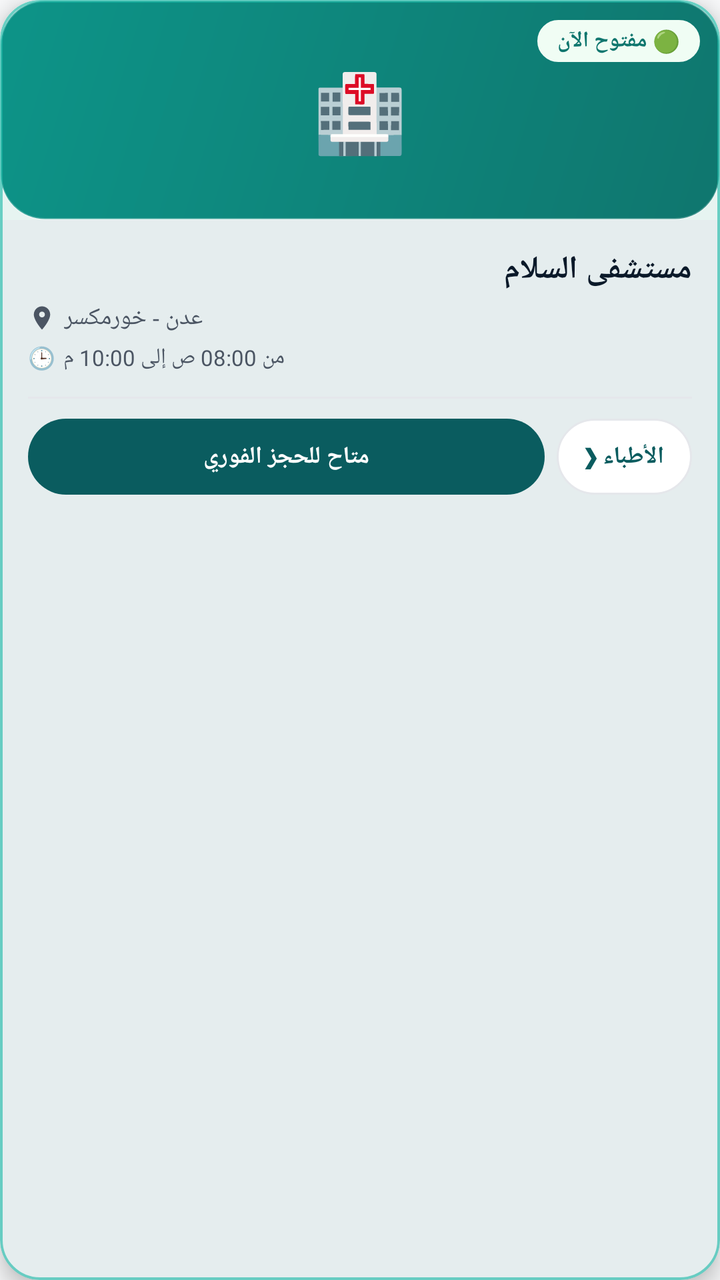
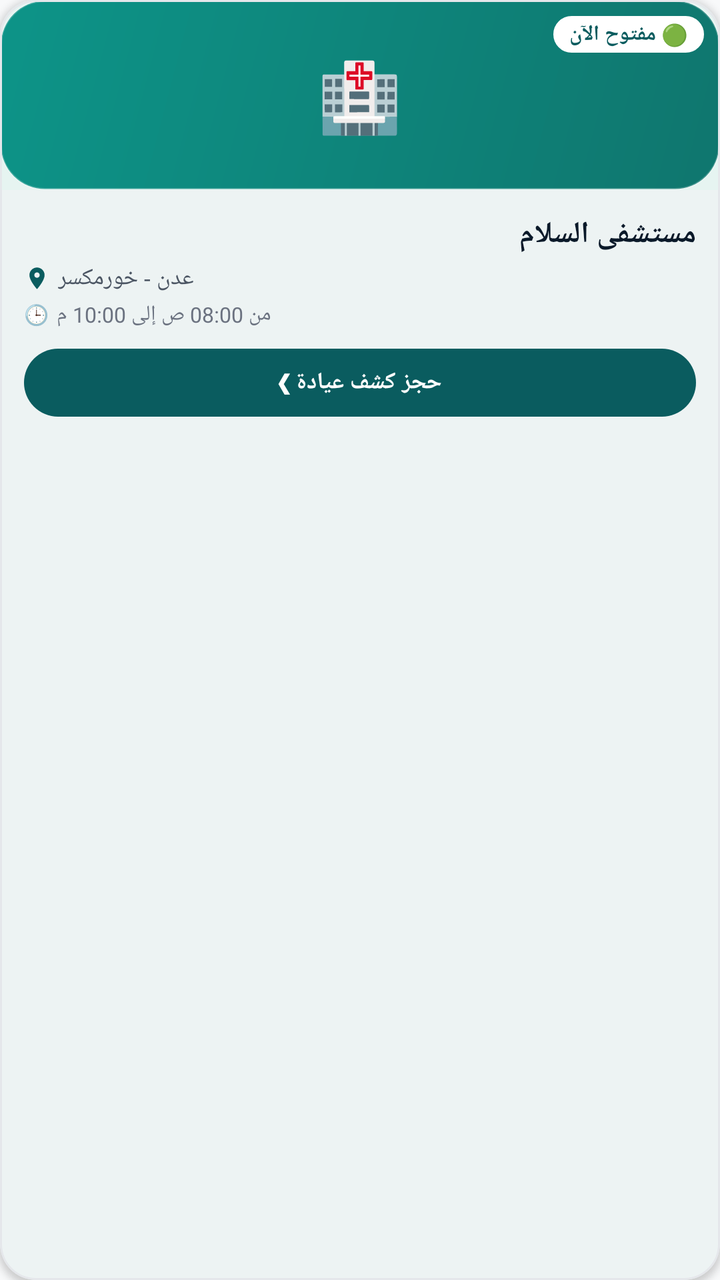

The first picture is an Android layout as it rendered before a commit; the second is the same layout after the commit. The layout source and the unified diff follow.
<!-- AndroidManifest.xml: application theme Theme.MedicalClinic -->
<!-- res/layout/item_hospital_card.xml -->
<com.google.android.material.card.MaterialCardView
    xmlns:android="http://schemas.android.com/apk/res/android"
    xmlns:app="http://schemas.android.com/apk/res-auto"
    android:layout_width="265dp"
    android:layout_height="wrap_content"
    android:layout_marginStart="8dp"
    android:layout_marginEnd="8dp"
    android:layout_marginTop="8dp"
    android:layout_marginBottom="14dp"
    app:cardCornerRadius="20dp"
    app:cardElevation="6dp"
    app:strokeWidth="1.2dp"
    app:strokeColor="@color/brand_stroke_alpha"
    app:cardBackgroundColor="@color/surface_dark_elevated">

    <LinearLayout
        android:layout_width="match_parent"
        android:layout_height="wrap_content"
        android:orientation="vertical">

        
        <FrameLayout
            android:layout_width="match_parent"
            android:layout_height="110dp"
            android:background="#E6F4F1">

            <ImageView
                android:id="@+id/ivHospitalImage"
                android:layout_width="match_parent"
                android:layout_height="match_parent"
                android:scaleType="centerCrop"
                android:src="@drawable/bg_card_offers_teal" />

            <TextView
                android:id="@+id/tvHospitalEmoji"
                android:layout_width="wrap_content"
                android:layout_height="wrap_content"
                android:layout_gravity="center"
                android:text="🏥"
                android:textSize="38sp" />

            
            <TextView
                android:id="@+id/tvHospitalStatusBadge"
                android:layout_width="wrap_content"
                android:layout_height="wrap_content"
                android:layout_gravity="top|end"
                android:layout_margin="10dp"
                android:background="@drawable/bg_tab_pill_inactive"
                android:backgroundTint="#F0FDF4"
                android:paddingStart="10dp"
                android:paddingEnd="10dp"
                android:paddingTop="3dp"
                android:paddingBottom="3dp"
                android:text="🟢 مفتوح الآن"
                android:textColor="#0F766E"
                android:textSize="11sp"
                android:textStyle="bold" />
        </FrameLayout>

        
        <LinearLayout
            android:layout_width="match_parent"
            android:layout_height="wrap_content"
            android:orientation="vertical"
            android:padding="14dp">

            <TextView
                android:id="@+id/tvHospitalName"
                android:layout_width="match_parent"
                android:layout_height="wrap_content"
                android:text="مستشفى السلام"
                android:textColor="@color/on_surface_dark"
                android:textSize="16sp"
                android:textStyle="bold"
                android:maxLines="1"
                android:ellipsize="end" />

            
            <LinearLayout
                android:layout_width="match_parent"
                android:layout_height="wrap_content"
                android:orientation="horizontal"
                android:gravity="center_vertical"
                android:layout_marginTop="5dp">

                <ImageView
                    android:layout_width="14dp"
                    android:layout_height="14dp"
                    android:src="@drawable/ic_location_pin"
                    app:tint="@color/on_surface_dark_secondary" />

                <TextView
                    android:id="@+id/tvHospitalCity"
                    android:layout_width="wrap_content"
                    android:layout_height="wrap_content"
                    android:layout_marginStart="4dp"
                    android:text="عدن - خورمكسر"
                    android:textColor="@color/on_surface_dark_secondary"
                    android:textSize="12sp"
                    android:maxLines="1"
                    android:ellipsize="end" />
            </LinearLayout>

            
            <LinearLayout
                android:layout_width="match_parent"
                android:layout_height="wrap_content"
                android:orientation="horizontal"
                android:gravity="center_vertical"
                android:layout_marginTop="4dp">

                <TextView
                    android:layout_width="wrap_content"
                    android:layout_height="wrap_content"
                    android:text="🕒"
                    android:textSize="11sp" />

                <TextView
                    android:id="@+id/tvHospitalWorkingHours"
                    android:layout_width="wrap_content"
                    android:layout_height="wrap_content"
                    android:layout_marginStart="4dp"
                    android:text="من 08:00 ص إلى 10:00 م"
                    android:textColor="@color/on_surface_dark_secondary"
                    android:textSize="11sp" />
            </LinearLayout>

            <View
                android:layout_width="match_parent"
                android:layout_height="1dp"
                android:layout_marginTop="12dp"
                android:layout_marginBottom="10dp"
                android:background="@color/divider" />

            
            <LinearLayout
                android:layout_width="match_parent"
                android:layout_height="wrap_content"
                android:orientation="horizontal"
                android:gravity="center_vertical">

                
                <TextView
                    android:id="@+id/tvHospitalSpecialtiesCount"
                    android:layout_width="0dp"
                    android:layout_height="38dp"
                    android:layout_weight="1"
                    android:layout_marginEnd="6dp"
                    android:background="@drawable/bg_tab_pill_active"
                    android:gravity="center"
                    android:text="متاح للحجز الفوري"
                    android:textColor="#FFFFFF"
                    android:textSize="12sp"
                    android:textStyle="bold" />

                
                <TextView
                    android:layout_width="wrap_content"
                    android:layout_height="38dp"
                    android:background="@drawable/bg_tab_pill_inactive"
                    android:gravity="center"
                    android:paddingStart="14dp"
                    android:paddingEnd="14dp"
                    android:text="الأطباء ❮"
                    android:textColor="@color/brand_primary"
                    android:textSize="12sp"
                    android:textStyle="bold" />
            </LinearLayout>
        </LinearLayout>
    </LinearLayout>
</com.google.android.material.card.MaterialCardView>
<!-- resources referenced by this layout -->
<resources>
  <color name="brand_primary">#0A5C5F</color>
  <color name="brand_stroke_alpha">#9914B8A6</color>
  <color name="divider">#E5E7EB</color>
  <color name="on_surface_dark">#0A1929</color>
  <color name="on_surface_dark_secondary">#4B5563</color>
  <color name="surface_dark_elevated">#FFFFFF</color>
  <!-- drawable bg_card_offers_teal (drawable) -->
  <?xml version="1.0" encoding="utf-8"?>
  <shape xmlns:android="http://schemas.android.com/apk/res/android"
      android:shape="rectangle">
      <gradient
          android:type="linear"
          android:angle="135"
          android:startColor="#0F766E"
          android:endColor="#0D9488" />
      <corners android:radius="22dp" />
      <stroke
          android:width="1dp"
          android:color="#33FFFFFF" />
  </shape>
  <!-- drawable bg_tab_pill_active (drawable) -->
  <?xml version="1.0" encoding="utf-8"?>
  <shape xmlns:android="http://schemas.android.com/apk/res/android"
      android:shape="rectangle">
      <solid android:color="#0A5C5F" />
      <corners android:radius="100dp" />
  </shape>
  <!-- drawable bg_tab_pill_inactive (drawable) -->
  <?xml version="1.0" encoding="utf-8"?>
  <shape xmlns:android="http://schemas.android.com/apk/res/android"
      android:shape="rectangle">
      <solid android:color="@color/surface_dark_elevated" />
      <corners android:radius="100dp" />
      <stroke android:width="1dp" android:color="#E5E7EB" />
  </shape>
  <!-- drawable ic_location_pin (drawable) -->
  <vector xmlns:android="http://schemas.android.com/apk/res/android"
      android:width="24dp"
      android:height="24dp"
      android:viewportWidth="24"
      android:viewportHeight="24">
    <path
        android:fillColor="#0A5C5F"
        android:pathData="M12,2C8.13,2 5,5.13 5,9c0,5.25 7,13 7,13s7,-7.75 7,-13c0,-3.87 -3.13,-7 -7,-7zm0,9.5c-1.38,0 -2.5,-1.12 -2.5,-2.5s1.12,-2.5 2.5,-2.5 2.5,1.12 2.5,2.5 -1.12,2.5 -2.5,2.5z"/>
  </vector>
  <color name="brand_primary_soft">#E6F4F1</color>
  <color name="brand_primary_dark">#084749</color>
  <color name="brand_secondary">#10B981</color>
  <color name="brand_secondary_soft">#ECFDF5</color>
  <color name="brand_secondary_dark">#059669</color>
  <color name="brand_danger">#EF4444</color>
  <color name="surface_dark">#F8F9FA</color>
  <color name="surface_deep">#F1F5F9</color>
  <style name="Animation.MedicalClinic.Activity" parent="@android:style/Animation.Activity">
          <item name="android:activityOpenEnterAnimation">@anim/activity_enter</item>
          <item name="android:activityOpenExitAnimation">@anim/activity_exit</item>
          <item name="android:activityCloseEnterAnimation">@anim/activity_pop_enter</item>
          <item name="android:activityCloseExitAnimation">@anim/activity_pop_exit</item>
      </style>
  <!-- unchanged entries left out for length: 1 -->
</resources>

<!-- the commit's change to res/layout/item_hospital_card.xml (unified diff, before → after) -->
@@ -1,16 +1,17 @@
+<?xml version="1.0" encoding="utf-8"?>
 <com.google.android.material.card.MaterialCardView
     xmlns:android="http://schemas.android.com/apk/res/android"
     xmlns:app="http://schemas.android.com/apk/res-auto"
-    android:layout_width="265dp"
+    android:layout_width="235dp"
     android:layout_height="wrap_content"
-    android:layout_marginStart="8dp"
-    android:layout_marginEnd="8dp"
-    android:layout_marginTop="8dp"
-    android:layout_marginBottom="14dp"
-    app:cardCornerRadius="20dp"
-    app:cardElevation="6dp"
-    app:strokeWidth="1.2dp"
-    app:strokeColor="@color/brand_stroke_alpha"
+    android:layout_marginStart="6dp"
+    android:layout_marginEnd="6dp"
+    android:layout_marginTop="6dp"
+    android:layout_marginBottom="10dp"
+    app:cardCornerRadius="18dp"
+    app:cardElevation="2dp"
+    app:strokeWidth="1dp"
+    app:strokeColor="@color/border_field"
     app:cardBackgroundColor="@color/surface_dark_elevated">
 
     <LinearLayout
@@ -21,8 +22,8 @@
         
         <FrameLayout
             android:layout_width="match_parent"
-            android:layout_height="110dp"
-            android:background="#E6F4F1">
+            android:layout_height="95dp"
+            android:background="@color/brand_primary_soft">
 
             <ImageView
                 android:id="@+id/ivHospitalImage"
@@ -37,7 +38,7 @@
                 android:layout_height="wrap_content"
                 android:layout_gravity="center"
                 android:text="🏥"
-                android:textSize="38sp" />
+                android:textSize="34sp" />
 
             
             <TextView
@@ -45,16 +46,16 @@
                 android:layout_width="wrap_content"
                 android:layout_height="wrap_content"
                 android:layout_gravity="top|end"
-                android:layout_margin="10dp"
+                android:layout_margin="8dp"
                 android:background="@drawable/bg_tab_pill_inactive"
-                android:backgroundTint="#F0FDF4"
-                android:paddingStart="10dp"
-                android:paddingEnd="10dp"
-                android:paddingTop="3dp"
-                android:paddingBottom="3dp"
+                android:backgroundTint="@color/surface_dark_elevated"
+                android:paddingStart="8dp"
+                android:paddingEnd="8dp"
+                android:paddingTop="2dp"
+                android:paddingBottom="2dp"
                 android:text="🟢 مفتوح الآن"
-                android:textColor="#0F766E"
-                android:textSize="11sp"
+                android:textColor="@color/brand_primary"
+                android:textSize="10.5sp"
                 android:textStyle="bold" />
         </FrameLayout>
 
@@ -63,7 +64,7 @@
             android:layout_width="match_parent"
             android:layout_height="wrap_content"
             android:orientation="vertical"
-            android:padding="14dp">
+            android:padding="12dp">
 
             <TextView
                 android:id="@+id/tvHospitalName"
@@ -71,7 +72,7 @@
                 android:layout_height="wrap_content"
                 android:text="مستشفى السلام"
                 android:textColor="@color/on_surface_dark"
-                android:textSize="16sp"
+                android:textSize="15sp"
                 android:textStyle="bold"
                 android:maxLines="1"
                 android:ellipsize="end" />
@@ -82,13 +83,13 @@
                 android:layout_height="wrap_content"
                 android:orientation="horizontal"
                 android:gravity="center_vertical"
-                android:layout_marginTop="5dp">
+                android:layout_marginTop="4dp">
 
                 <ImageView
-                    android:layout_width="14dp"
-                    android:layout_height="14dp"
+                    android:layout_width="13dp"
+                    android:layout_height="13dp"
                     android:src="@drawable/ic_location_pin"
-                    app:tint="@color/on_surface_dark_secondary" />
+                    app:tint="@color/brand_primary" />
 
                 <TextView
                     android:id="@+id/tvHospitalCity"
@@ -97,7 +98,7 @@
                     android:layout_marginStart="4dp"
                     android:text="عدن - خورمكسر"
                     android:textColor="@color/on_surface_dark_secondary"
-                    android:textSize="12sp"
+                    android:textSize="11.5sp"
                     android:maxLines="1"
                     android:ellipsize="end" />
             </LinearLayout>
@@ -108,13 +109,13 @@
                 android:layout_height="wrap_content"
                 android:orientation="horizontal"
                 android:gravity="center_vertical"
-                android:layout_marginTop="4dp">
+                android:layout_marginTop="3dp">
 
                 <TextView
                     android:layout_width="wrap_content"
                     android:layout_height="wrap_content"
                     android:text="🕒"
-                    android:textSize="11sp" />
+                    android:textSize="10sp" />
 
                 <TextView
                     android:id="@+id/tvHospitalWorkingHours"
@@ -122,51 +123,22 @@
                     android:layout_height="wrap_content"
                     android:layout_marginStart="4dp"
                     android:text="من 08:00 ص إلى 10:00 م"
-                    android:textColor="@color/on_surface_dark_secondary"
-                    android:textSize="11sp" />
+                    android:textColor="@color/on_surface_dark_tertiary"
+                    android:textSize="10.5sp" />
             </LinearLayout>
 
-            <View
+            
+            <TextView
+                android:id="@+id/tvHospitalSpecialtiesCount"
                 android:layout_width="match_parent"
-                android:layout_height="1dp"
-                android:layout_marginTop="12dp"
-                android:layout_marginBottom="10dp"
-                android:background="@color/divider" />
-
-            
-            <LinearLayout
-                android:layout_width="match_parent"
-                android:layout_height="wrap_content"
-                android:orientation="horizontal"
-                android:gravity="center_vertical">
-
-                
-                <TextView
-                    android:id="@+id/tvHospitalSpecialtiesCount"
-                    android:layout_width="0dp"
-                    android:layout_height="38dp"
-                    android:layout_weight="1"
-                    android:layout_marginEnd="6dp"
-                    android:background="@drawable/bg_tab_pill_active"
-                    android:gravity="center"
-                    android:text="متاح للحجز الفوري"
-                    android:textColor="#FFFFFF"
-                    android:textSize="12sp"
-                    android:textStyle="bold" />
-
-                
-                <TextView
-                    android:layout_width="wrap_content"
-                    android:layout_height="38dp"
-                    android:background="@drawable/bg_tab_pill_inactive"
-                    android:gravity="center"
-                    android:paddingStart="14dp"
-                    android:paddingEnd="14dp"
-                    android:text="الأطباء ❮"
-                    android:textColor="@color/brand_primary"
-                    android:textSize="12sp"
-                    android:textStyle="bold" />
-            </LinearLayout>
+                android:layout_height="34dp"
+                android:layout_marginTop="10dp"
+                android:background="@drawable/bg_tab_pill_active"
+                android:gravity="center"
+                android:text="حجز كشف عيادة ❯"
+                android:textColor="#FFFFFF"
+                android:textSize="11.5sp"
+                android:textStyle="bold" />
         </LinearLayout>
     </LinearLayout>
 </com.google.android.material.card.MaterialCardView>
<!-- resource entries referenced after the edit -->
@@ -1,10 +1,11 @@
 <!-- resources referenced by this layout -->
 <resources>
+  <color name="border_field">#E5E7EB</color>
   <color name="brand_primary">#0A5C5F</color>
-  <color name="brand_stroke_alpha">#9914B8A6</color>
   <color name="divider">#E5E7EB</color>
   <color name="on_surface_dark">#0A1929</color>
   <color name="on_surface_dark_secondary">#4B5563</color>
+  <color name="on_surface_dark_tertiary">#6B7280</color>
   <color name="surface_dark_elevated">#FFFFFF</color>
   <!-- drawable bg_card_offers_teal (drawable) -->
   <?xml version="1.0" encoding="utf-8"?>
